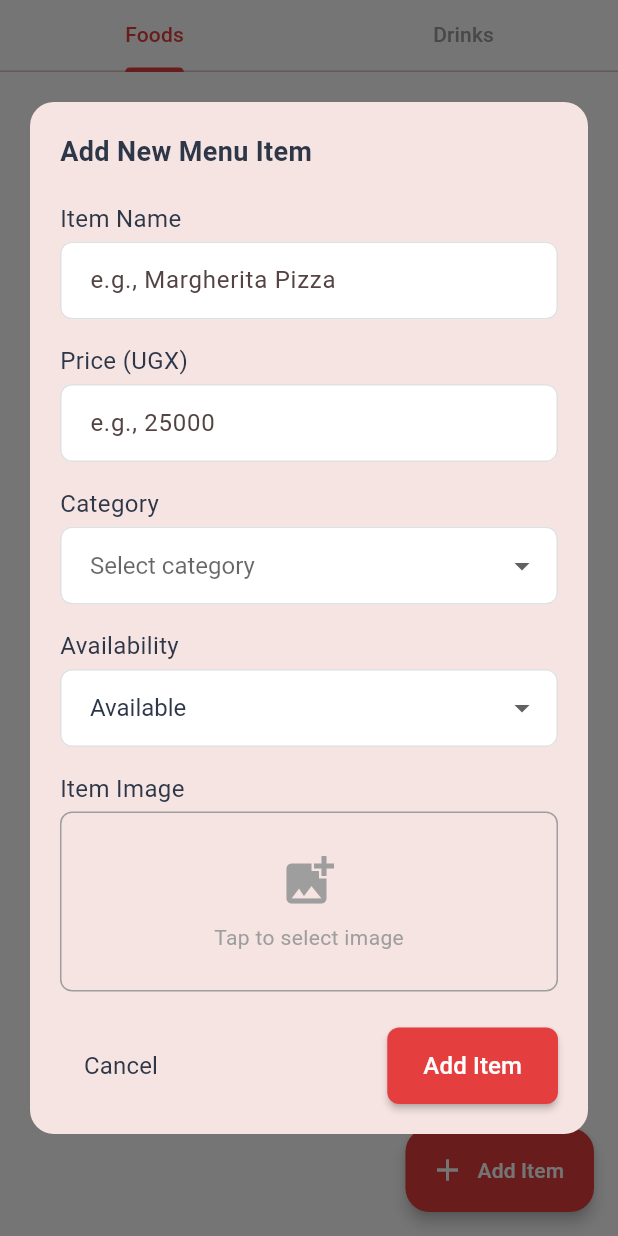
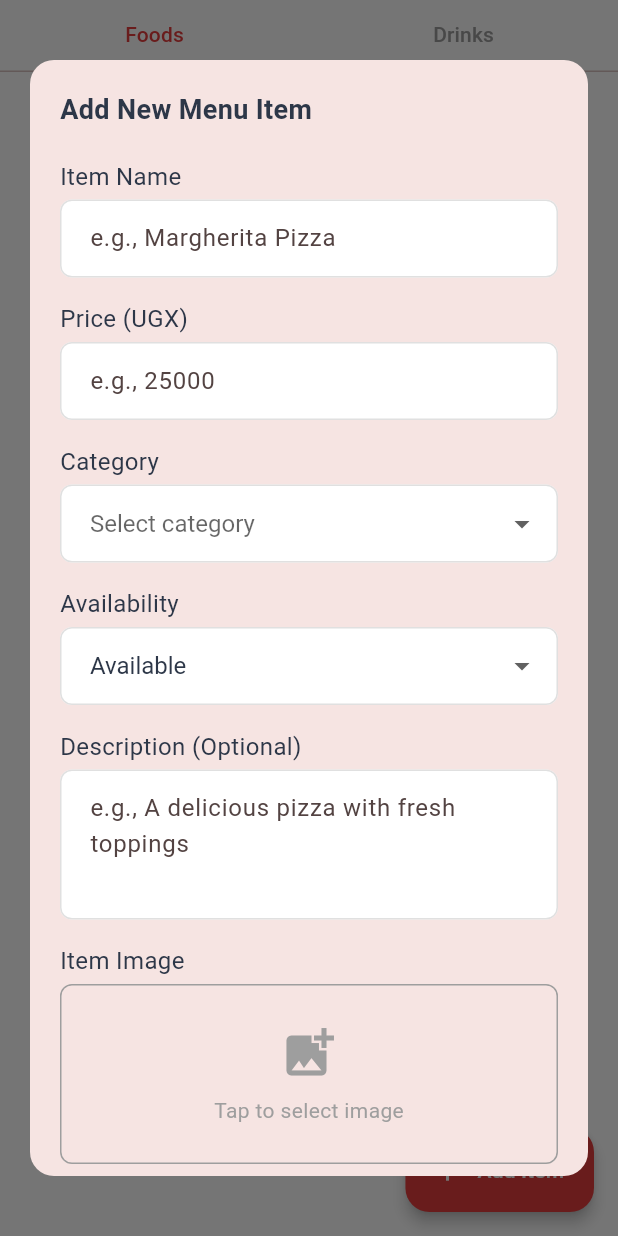
Before and after one commit to nhbi05/makbites, a Flutter app: the MenuPage screen opened directly, after a tap on "Add Item", on a phone screen of 412 x 824 dp. Run offline on Flutter 3.47's test engine with Material 3 defaults, Android fonts, the phone set to English and light mode, and no system bars; our stand-ins replace cached_network_image, cloud_firestore, firebase_auth, firebase_core, firebase_storage, google_fonts and 1 more; accounts and stored records are empty.

Commit message:
order format and description field

```diff
--- a/lib/screens/vendor/add_item.dart
+++ b/lib/screens/vendor/add_item.dart
@@ -22,6 +22,8 @@ class AddMenuItemForm extends StatefulWidget {
 class _AddMenuItemFormState extends State<AddMenuItemForm> {
   final TextEditingController _nameController = TextEditingController();
   final TextEditingController _priceController = TextEditingController();
+  final TextEditingController _descriptionController = TextEditingController(); // ✅ Added Controller
+
   final ImagePicker _picker = ImagePicker();
 
   String? selectedCategory;
@@ -164,6 +166,7 @@ class _AddMenuItemFormState extends State<AddMenuItemForm> {
         'price': price,
         'type': selectedCategory,
         'status': selectedAvailability,
+        'description': _descriptionController.text.trim(), // ✅ Save description
         'imageUrl': imageUrl,
         'createdAt': FieldValue.serverTimestamp(),
       });
@@ -253,6 +256,18 @@ class _AddMenuItemFormState extends State<AddMenuItemForm> {
               onChanged: (value) => setState(() => selectedAvailability = value),
             ),
             const SizedBox(height: 16),
+            Text("Description (Optional)", style: AppTextStyles.body), // ✅ Description field
+            const SizedBox(height: 4),
+            TextField(
+              controller: _descriptionController,
+              style: AppTextStyles.body,
+              maxLines: 3,
+              decoration: const InputDecoration(
+                hintText: "e.g., A delicious pizza with fresh toppings",
+                border: OutlineInputBorder(),
+              ),
+            ),
+            const SizedBox(height: 16),
             Text("Item Image", style: AppTextStyles.body),
             const SizedBox(height: 4),
             GestureDetector(
@@ -319,6 +334,7 @@ class _AddMenuItemFormState extends State<AddMenuItemForm> {
   void dispose() {
     _nameController.dispose();
     _priceController.dispose();
+    _descriptionController.dispose(); // ✅ Dispose description controller
     super.dispose();
   }
 }
--- a/lib/screens/vendor/menu_page.dart
+++ b/lib/screens/vendor/menu_page.dart
@@ -257,6 +257,17 @@ class _MenuPageState extends State<MenuPage> with SingleTickerProviderStateMixin
                       fontWeight: FontWeight.bold,
                     ),
                   ),
+                  if (item['description'] != null && item['description'].toString().isNotEmpty)
+                    Padding(
+                      padding: const EdgeInsets.only(top: 2.0),
+                      child: Text(
+                        item['description'],
+                        style: const TextStyle(
+                          fontSize: 13,
+                          color: Colors.black54,
+                        ),
+                      ),
+                    ),
                   const SizedBox(height: 4),
                   Text(
                     "UGX ${item['price']?.toStringAsFixed(0) ?? '0'}",
@@ -266,6 +277,7 @@ class _MenuPageState extends State<MenuPage> with SingleTickerProviderStateMixin
                       fontWeight: FontWeight.w500,
                     ),
                   ),
+
                   const SizedBox(height: 8),
                   // ✅ Status Badge Added Here:
                   Container(
--- a/lib/screens/vendor/restaurant_home.dart
+++ b/lib/screens/vendor/restaurant_home.dart
@@ -69,7 +69,10 @@ class _VendorHomePageState extends State<VendorHomePage> {
             )
                 : const Icon(Icons.person, color: Colors.white),
             onPressed: () {
-              Navigator.pushNamed(context, '/vendor-profile');
+              // Navigator.push(
+              //   context,
+              //   MaterialPageRoute(builder: (context) => ProfilePage()), // 👈 Pushes to your Profile Page widget
+              // );
             },
           ),
           const SizedBox(width: 10),
```
Also changed, not shown: lib/screens/vendor/orders.dart (+10 -3 lines).
